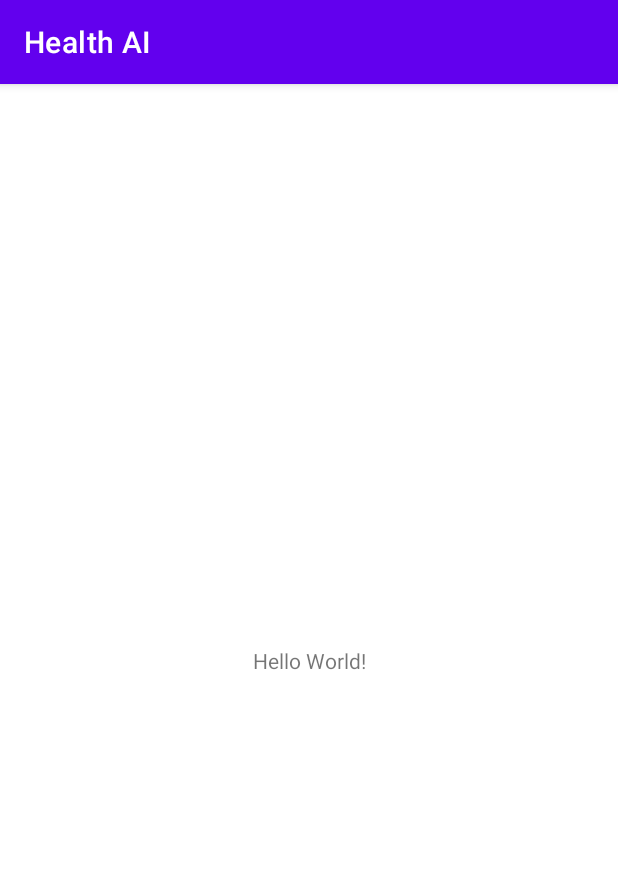
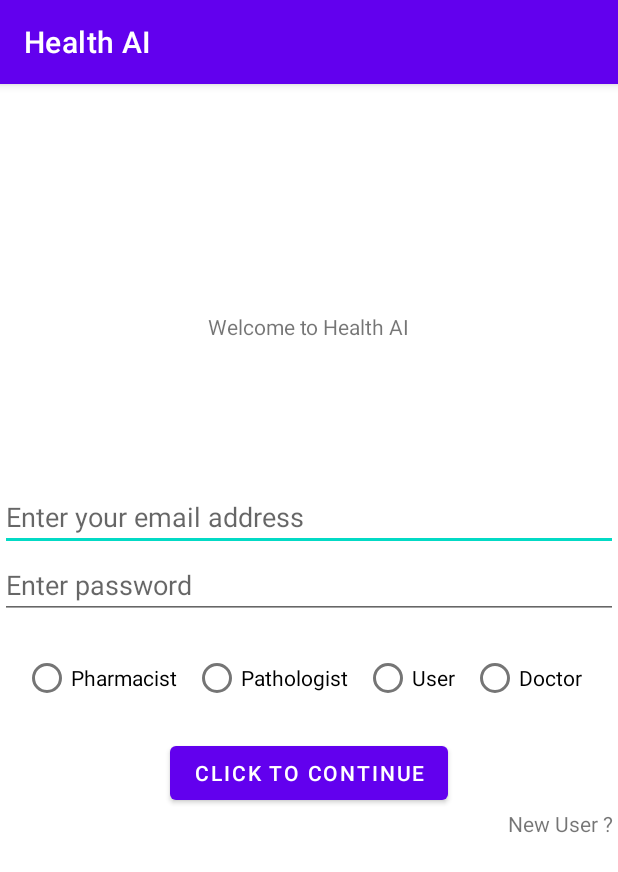
Before and after one commit to Kamlans/HealthAI, an Android app: the screen it shows after launch (MainActivity), on a phone screen of 412 x 824 dp. Shown: the top 872 px of the screen. Run offline under Robolectric (Android 15) with nearby library versions, the phone set to English and light mode, and no system bars.

Commit message:
setting up of layout and packages

```diff
--- a/app/src/main/res/layout/activity_main.xml
+++ b/app/src/main/res/layout/activity_main.xml
@@ -7,12 +7,148 @@
     tools:context=".MainActivity">
 
     <TextView
+        android:id="@+id/textView"
         android:layout_width="wrap_content"
         android:layout_height="wrap_content"
-        android:text="Hello World!"
+        android:text="Welcome to Health AI"
         app:layout_constraintBottom_toBottomOf="parent"
         app:layout_constraintLeft_toLeftOf="parent"
         app:layout_constraintRight_toRightOf="parent"
-        app:layout_constraintTop_toTopOf="parent" />
+        app:layout_constraintTop_toTopOf="parent"
+        app:layout_constraintVertical_bias="0.203" />
+
+    <LinearLayout
+        android:layout_width="match_parent"
+        android:layout_height="wrap_content"
+        android:orientation="vertical"
+        app:layout_constraintBottom_toBottomOf="parent"
+        app:layout_constraintEnd_toEndOf="parent"
+        app:layout_constraintHorizontal_bias="0.5"
+        app:layout_constraintStart_toStartOf="parent"
+        app:layout_constraintTop_toTopOf="parent">
+
+        <EditText
+            android:id="@+id/passwordAdress"
+            android:layout_width="match_parent"
+            android:layout_height="wrap_content"
+            android:hint="Enter your email address"
+            tools:layout_editor_absoluteX="2dp"
+            tools:layout_editor_absoluteY="261dp" />
+
+        <EditText
+            android:id="@+id/emailAdress"
+            android:layout_width="match_parent"
+            android:layout_height="wrap_content"
+            android:hint="Enter password"
+            tools:layout_editor_absoluteX="1dp"
+            tools:layout_editor_absoluteY="208dp" />
+
+
+
+        <LinearLayout
+            android:layout_width="wrap_content"
+            android:layout_height="wrap_content"
+            android:orientation="horizontal"
+            android:layout_gravity="center_horizontal"
+            >
+
+
+<!--            <RadioGroup-->
+<!--                android:layout_width="wrap_content"-->
+<!--                android:layout_height="wrap_content"-->
+
+<!--                >-->
+
+
+<!--                <RadioButton-->
+<!--                    android:id="@+id/UserRadioButton"-->
+<!--                    android:layout_width="match_parent"-->
+<!--                    android:layout_height="wrap_content"-->
+<!--                    android:text="Normal User" />-->
+
+<!--                <RadioButton-->
+<!--                    android:id="@+id/DoctorRadioButton"-->
+<!--                    android:layout_width="match_parent"-->
+<!--                    android:layout_height="wrap_content"-->
+<!--                    android:text="Doctor" />-->
+
+
+<!--            </RadioGroup>-->
+
+<!--            <RadioGroup-->
+<!--                android:layout_width="wrap_content"-->
+<!--                android:layout_height="wrap_content"-->
+<!--                >-->
+<!--                <RadioButton-->
+<!--                    android:id="@+id/PharmacistRadioButton"-->
+<!--                    android:layout_width="match_parent"-->
+<!--                    android:layout_height="wrap_content"-->
+<!--                    android:text="Pharmacist" />-->
+
+<!--                <RadioButton-->
+<!--                    android:id="@+id/PathologistRadioButton"-->
+<!--                    android:layout_width="match_parent"-->
+<!--                    android:layout_height="wrap_content"-->
+<!--                    android:text="Pathologist" />-->
+<!--            </RadioGroup>-->
+
+        </LinearLayout>
+
+
+        <RadioGroup
+            android:layout_width="wrap_content"
+            android:layout_height="wrap_content"
+            android:orientation="horizontal"
+            android:padding="10dp"
+            >
+
+            <RadioButton
+                android:id="@+id/PharmacistRadioButton"
+                android:layout_width="match_parent"
+                android:layout_height="wrap_content"
+                android:text="Pharmacist"
+                android:layout_margin="5dp"/>
+
+            <RadioButton
+                android:id="@+id/PathologistRadioButton"
+                android:layout_width="match_parent"
+                android:layout_height="wrap_content"
+                android:text="Pathologist"
+                android:layout_margin="5dp"/>
+            <RadioButton
+                android:id="@+id/UserRadioButton"
+                android:layout_width="match_parent"
+                android:layout_height="wrap_content"
+                android:text="User"
+                android:layout_margin="5dp"/>
+            <RadioButton
+                android:id="@+id/DoctorRadioButton"
+                android:layout_width="match_parent"
+                android:layout_height="wrap_content"
+                android:text="Doctor"
+                android:layout_margin="5dp"/>
+
+        </RadioGroup>
+
+        <Button
+            android:layout_width="wrap_content"
+            android:layout_height="wrap_content"
+            android:text="click to continue"
+            android:layout_gravity="center"/>
+
+        <TextView
+            android:layout_width="wrap_content"
+            android:layout_height="wrap_content"
+            android:id="@+id/newUser"
+            android:text="New User ? "
+            android:layout_gravity="end"/>
+
+
+
+
+
+    </LinearLayout>
+
+
 
 </androidx.constraintlayout.widget.ConstraintLayout>
```
Also changed, not shown: app/src/main/java/com/example/healthai/Client/ClientFragment.java (added, +16 -0 lines), app/src/main/res/layout/activity_doctor.xml (added, +9 -0 lines), app/src/main/res/layout/activity_pathologist.xml (added, +9 -0 lines), app/src/main/res/layout/activity_pharmacist.xml (added, +9 -0 lines), app/src/main/res/layout/activity_user.xml (added, +9 -0 lines).
